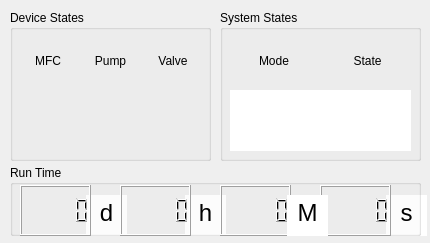
Before: the Qt Designer form ui/components/forward.ui in WangYing1871/GasFlow_Qt5, drawn with Qt 5.
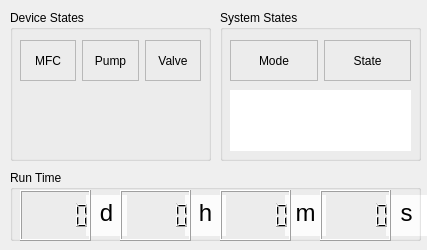
After: the same form once the commit is applied.

Diff of the .ui file:
```diff
--- a/ui/components/forward.ui
+++ b/ui/components/forward.ui
@@ -6,8 +6,8 @@
    <rect>
     <x>0</x>
     <y>0</y>
-    <width>430</width>
-    <height>243</height>
+    <width>427</width>
+    <height>250</height>
    </rect>
   </property>
   <property name="windowTitle">
@@ -37,6 +37,9 @@
     <layout class="QHBoxLayout" name="horizontalLayout_3">
      <item>
       <widget class="QLabel" name="label_6">
+       <property name="frameShape">
+        <enum>QFrame::StyledPanel</enum>
+       </property>
        <property name="text">
         <string>MFC</string>
        </property>
@@ -47,6 +50,9 @@
      </item>
      <item>
       <widget class="QLabel" name="label_5">
+       <property name="frameShape">
+        <enum>QFrame::StyledPanel</enum>
+       </property>
        <property name="text">
         <string>Pump</string>
        </property>
@@ -57,6 +63,9 @@
      </item>
      <item>
       <widget class="QLabel" name="label_4">
+       <property name="frameShape">
+        <enum>QFrame::StyledPanel</enum>
+       </property>
        <property name="text">
         <string>Valve</string>
        </property>
@@ -174,6 +183,9 @@
     <layout class="QHBoxLayout" name="horizontalLayout">
      <item>
       <widget class="QLabel" name="label">
+       <property name="frameShape">
+        <enum>QFrame::StyledPanel</enum>
+       </property>
        <property name="text">
         <string>Mode</string>
        </property>
@@ -184,11 +196,17 @@
      </item>
      <item>
       <widget class="QLabel" name="label_3">
+       <property name="frameShape">
+        <enum>QFrame::StyledPanel</enum>
+       </property>
        <property name="text">
         <string>State</string>
        </property>
        <property name="alignment">
-        <set>Qt::AlignmentFlag::AlignCenter</set>
+        <set>Qt::AlignCenter</set>
+       </property>
+       <property name="wordWrap">
+        <bool>true</bool>
        </property>
       </widget>
      </item>
@@ -199,7 +217,7 @@
    <property name="geometry">
     <rect>
      <x>10</x>
-     <y>165</y>
+     <y>170</y>
      <width>411</width>
      <height>71</height>
     </rect>
@@ -258,54 +276,19 @@
     </rect>
    </property>
    <property name="frameShape">
-    <enum>QFrame::Shape::NoFrame</enum>
-   </property>
-   <property name="frameShadow">
-    <enum>QFrame::Shadow::Plain</enum>
+    <enum>QFrame::NoFrame</enum>
    </property>
    <property name="lineWidth">
     <number>0</number>
    </property>
    <property name="html">
     <string>&lt;!DOCTYPE HTML PUBLIC &quot;-//W3C//DTD HTML 4.0//EN&quot; &quot;http://www.w3.org/TR/REC-html40/strict.dtd&quot;&gt;
-&lt;html&gt;&lt;head&gt;&lt;meta name=&quot;qrichtext&quot; content=&quot;1&quot; /&gt;&lt;meta charset=&quot;utf-8&quot; /&gt;&lt;style type=&quot;text/css&quot;&gt;
+&lt;html&gt;&lt;head&gt;&lt;meta name=&quot;qrichtext&quot; content=&quot;1&quot; /&gt;&lt;style type=&quot;text/css&quot;&gt;
 p, li { white-space: pre-wrap; }
-hr { height: 1px; border-width: 0; }
-li.unchecked::marker { content: &quot;\2610&quot;; }
-li.checked::marker { content: &quot;\2612&quot;; }
 &lt;/style&gt;&lt;/head&gt;&lt;body style=&quot; font-family:'Ubuntu'; font-size:11pt; font-weight:400; font-style:normal;&quot;&gt;
 &lt;p align=&quot;center&quot; style=&quot; margin-top:0px; margin-bottom:0px; margin-left:0px; margin-right:0px; -qt-block-indent:0; text-indent:0px;&quot;&gt;&lt;span style=&quot; font-size:18pt;&quot;&gt;d&lt;/span&gt;&lt;/p&gt;&lt;/body&gt;&lt;/html&gt;</string>
    </property>
   </widget>
-  <widget class="QTextBrowser" name="textBrowser_4">
-   <property name="geometry">
-    <rect>
-     <x>287</x>
-     <y>195</y>
-     <width>41</width>
-     <height>41</height>
-    </rect>
-   </property>
-   <property name="frameShape">
-    <enum>QFrame::Shape::NoFrame</enum>
-   </property>
-   <property name="frameShadow">
-    <enum>QFrame::Shadow::Plain</enum>
-   </property>
-   <property name="lineWidth">
-    <number>0</number>
-   </property>
-   <property name="html">
-    <string>&lt;!DOCTYPE HTML PUBLIC &quot;-//W3C//DTD HTML 4.0//EN&quot; &quot;http://www.w3.org/TR/REC-html40/strict.dtd&quot;&gt;
-&lt;html&gt;&lt;head&gt;&lt;meta name=&quot;qrichtext&quot; content=&quot;1&quot; /&gt;&lt;meta charset=&quot;utf-8&quot; /&gt;&lt;style type=&quot;text/css&quot;&gt;
-p, li { white-space: pre-wrap; }
-hr { height: 1px; border-width: 0; }
-li.unchecked::marker { content: &quot;\2610&quot;; }
-li.checked::marker { content: &quot;\2612&quot;; }
-&lt;/style&gt;&lt;/head&gt;&lt;body style=&quot; font-family:'Ubuntu'; font-size:11pt; font-weight:400; font-style:normal;&quot;&gt;
-&lt;p align=&quot;center&quot; style=&quot; margin-top:0px; margin-bottom:0px; margin-left:0px; margin-right:0px; -qt-block-indent:0; text-indent:0px;&quot;&gt;&lt;span style=&quot; font-size:18pt;&quot;&gt;M&lt;/span&gt;&lt;/p&gt;&lt;/body&gt;&lt;/html&gt;</string>
-   </property>
-  </widget>
   <widget class="QTextBrowser" name="textBrowser_5">
    <property name="geometry">
     <rect>
@@ -316,21 +299,15 @@
     </rect>
    </property>
    <property name="frameShape">
-    <enum>QFrame::Shape::NoFrame</enum>
-   </property>
-   <property name="frameShadow">
-    <enum>QFrame::Shadow::Plain</enum>
+    <enum>QFrame::NoFrame</enum>
    </property>
    <property name="lineWidth">
     <number>0</number>
    </property>
    <property name="html">
     <string>&lt;!DOCTYPE HTML PUBLIC &quot;-//W3C//DTD HTML 4.0//EN&quot; &quot;http://www.w3.org/TR/REC-html40/strict.dtd&quot;&gt;
-&lt;html&gt;&lt;head&gt;&lt;meta name=&quot;qrichtext&quot; content=&quot;1&quot; /&gt;&lt;meta charset=&quot;utf-8&quot; /&gt;&lt;style type=&quot;text/css&quot;&gt;
+&lt;html&gt;&lt;head&gt;&lt;meta name=&quot;qrichtext&quot; content=&quot;1&quot; /&gt;&lt;style type=&quot;text/css&quot;&gt;
 p, li { white-space: pre-wrap; }
-hr { height: 1px; border-width: 0; }
-li.unchecked::marker { content: &quot;\2610&quot;; }
-li.checked::marker { content: &quot;\2612&quot;; }
 &lt;/style&gt;&lt;/head&gt;&lt;body style=&quot; font-family:'Ubuntu'; font-size:11pt; font-weight:400; font-style:normal;&quot;&gt;
 &lt;p align=&quot;center&quot; style=&quot; margin-top:0px; margin-bottom:0px; margin-left:0px; margin-right:0px; -qt-block-indent:0; text-indent:0px;&quot;&gt;&lt;span style=&quot; font-size:18pt;&quot;&gt;h&lt;/span&gt;&lt;/p&gt;&lt;/body&gt;&lt;/html&gt;</string>
    </property>
@@ -345,25 +322,43 @@
     </rect>
    </property>
    <property name="frameShape">
-    <enum>QFrame::Shape::NoFrame</enum>
-   </property>
-   <property name="frameShadow">
-    <enum>QFrame::Shadow::Plain</enum>
+    <enum>QFrame::NoFrame</enum>
    </property>
    <property name="lineWidth">
     <number>0</number>
    </property>
    <property name="html">
     <string>&lt;!DOCTYPE HTML PUBLIC &quot;-//W3C//DTD HTML 4.0//EN&quot; &quot;http://www.w3.org/TR/REC-html40/strict.dtd&quot;&gt;
-&lt;html&gt;&lt;head&gt;&lt;meta name=&quot;qrichtext&quot; content=&quot;1&quot; /&gt;&lt;meta charset=&quot;utf-8&quot; /&gt;&lt;style type=&quot;text/css&quot;&gt;
+&lt;html&gt;&lt;head&gt;&lt;meta name=&quot;qrichtext&quot; content=&quot;1&quot; /&gt;&lt;style type=&quot;text/css&quot;&gt;
 p, li { white-space: pre-wrap; }
-hr { height: 1px; border-width: 0; }
-li.unchecked::marker { content: &quot;\2610&quot;; }
-li.checked::marker { content: &quot;\2612&quot;; }
 &lt;/style&gt;&lt;/head&gt;&lt;body style=&quot; font-family:'Ubuntu'; font-size:11pt; font-weight:400; font-style:normal;&quot;&gt;
 &lt;p align=&quot;center&quot; style=&quot; margin-top:0px; margin-bottom:0px; margin-left:0px; margin-right:0px; -qt-block-indent:0; text-indent:0px;&quot;&gt;&lt;span style=&quot; font-size:18pt;&quot;&gt;s&lt;/span&gt;&lt;/p&gt;&lt;/body&gt;&lt;/html&gt;</string>
    </property>
   </widget>
+  <widget class="QTextBrowser" name="textBrowser_7">
+   <property name="geometry">
+    <rect>
+     <x>285</x>
+     <y>195</y>
+     <width>41</width>
+     <height>41</height>
+    </rect>
+   </property>
+   <property name="frameShape">
+    <enum>QFrame::NoFrame</enum>
+   </property>
+   <property name="lineWidth">
+    <number>0</number>
+   </property>
+   <property name="html">
+    <string>&lt;!DOCTYPE HTML PUBLIC &quot;-//W3C//DTD HTML 4.0//EN&quot; &quot;http://www.w3.org/TR/REC-html40/strict.dtd&quot;&gt;
+&lt;html&gt;&lt;head&gt;&lt;meta name=&quot;qrichtext&quot; content=&quot;1&quot; /&gt;&lt;style type=&quot;text/css&quot;&gt;
+p, li { white-space: pre-wrap; }
+&lt;/style&gt;&lt;/head&gt;&lt;body style=&quot; font-family:'Ubuntu'; font-size:11pt; font-weight:400; font-style:normal;&quot;&gt;
+&lt;p align=&quot;center&quot; style=&quot; margin-top:0px; margin-bottom:0px; margin-left:0px; margin-right:0px; -qt-block-indent:0; text-indent:0px;&quot;&gt;&lt;span style=&quot; font-size:18pt;&quot;&gt;m&lt;/span&gt;&lt;/p&gt;&lt;/body&gt;&lt;/html&gt;</string>
+   </property>
+  </widget>
+  <zorder>textBrowser_7</zorder>
   <zorder>textBrowser_6</zorder>
   <zorder>textBrowser_5</zorder>
   <zorder>textBrowser_3</zorder>
```
Left out of the diff: 27 changed lines with no effect on the pictures.
